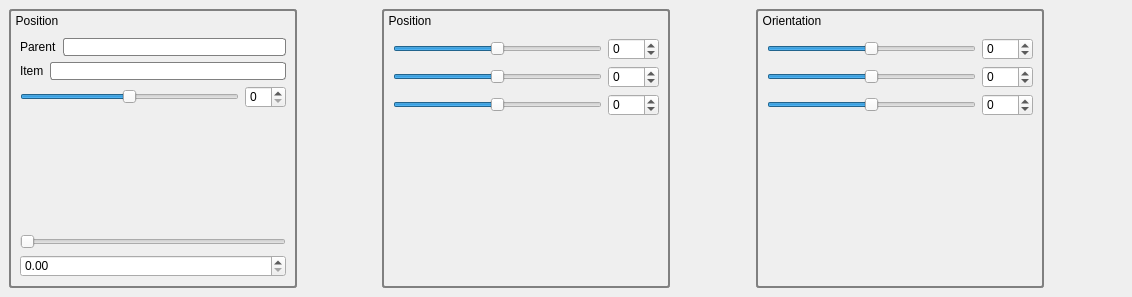
Above: qtWidgets/ui/inspector.ui from golems/grip2 before the change. Below: the same form after it.
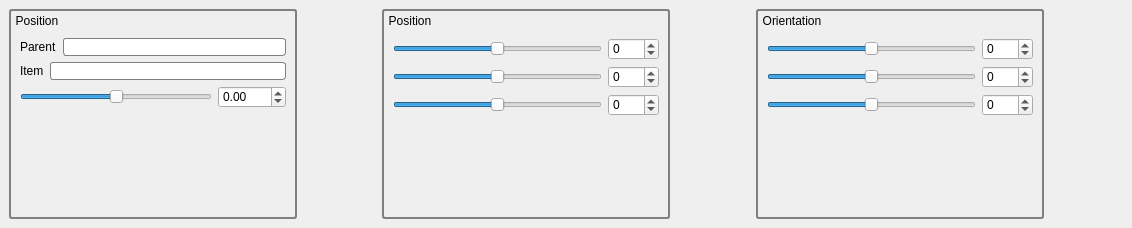
That is the form after the change. Custom widgets are drawn as their Qt base class.

Commit message: Fix bug in unit conversion

```diff
--- a/qtWidgets/ui/inspector.ui
+++ b/qtWidgets/ui/inspector.ui
@@ -7,7 +7,7 @@
     <x>0</x>
     <y>0</y>
     <width>1132</width>
-    <height>297</height>
+    <height>228</height>
    </rect>
   </property>
   <property name="windowTitle">
@@ -104,10 +104,10 @@
      border-radius: 3px; </string>
            </property>
            <property name="minimum">
-            <number>-180</number>
+            <number>-1800</number>
            </property>
            <property name="maximum">
-            <number>180</number>
+            <number>1800</number>
            </property>
            <property name="singleStep">
             <number>1</number>
@@ -121,7 +121,14 @@
           </widget>
          </item>
          <item>
-          <widget class="QSpinBox" name="spinBox"/>
+          <widget class="QDoubleSpinBox" name="positionSpinBox_0">
+           <property name="minimum">
+            <double>-180.000000000000000</double>
+           </property>
+           <property name="maximum">
+            <double>180.000000000000000</double>
+           </property>
+          </widget>
          </item>
         </layout>
        </item>
@@ -138,16 +145,6 @@
          </property>
         </spacer>
        </item>
-       <item>
-        <widget class="DoubleSlider" name="horizontalSlider">
-         <property name="orientation">
-          <enum>Qt::Horizontal</enum>
-         </property>
-        </widget>
-       </item>
-       <item>
-        <widget class="QDoubleSpinBox" name="doubleSpinBox"/>
-       </item>
       </layout>
      </widget>
     </item>
```
Left out of the diff: 42 changed lines with no effect on the pictures. The commit also changes 2 other files.
